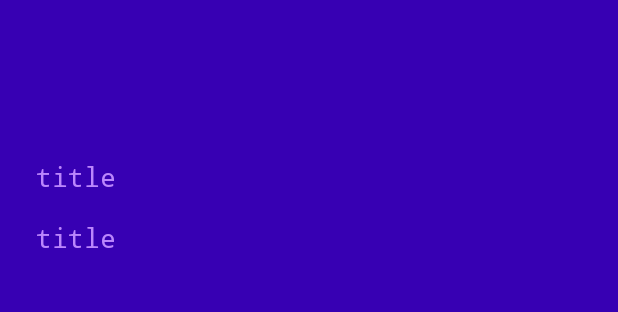
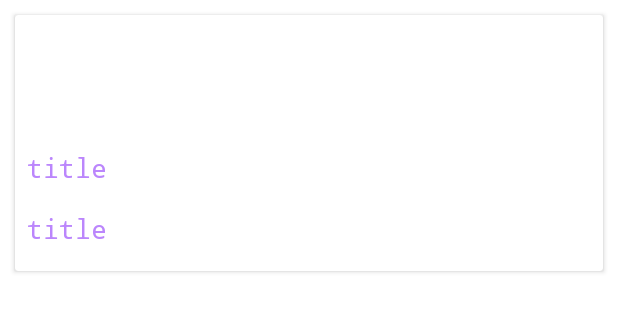
Before and after one commit to Akunov94/HW_3.1Android3, an Android app: the layout activity_post_info.xml on its own in the app's theme, with its tools: preview values and no code run, on a phone screen of 412 x 824 dp. Shown: the top 312 px of the screen. Run offline under Robolectric (Android 15) with nearby library versions, the phone set to English and light mode, and no system bars.

Commit message:
commit 3

```diff
--- a/app/src/main/res/layout/activity_post_info.xml
+++ b/app/src/main/res/layout/activity_post_info.xml
@@ -1,34 +1,47 @@
 <?xml version="1.0" encoding="utf-8"?>
-<LinearLayout xmlns:android="http://schemas.android.com/apk/res/android"
+<androidx.cardview.widget.CardView xmlns:android="http://schemas.android.com/apk/res/android"
     android:layout_width="match_parent"
-    android:layout_height="match_parent"
+    android:layout_height="wrap_content"
     xmlns:app="http://schemas.android.com/apk/res-auto"
-    android:padding="16dp"
-    android:background="@color/purple_700"
+    android:layout_margin="10dp"
+    android:background="@color/teal_200"
     android:orientation="vertical"
     xmlns:tools="http://schemas.android.com/tools">
+    <androidx.constraintlayout.widget.ConstraintLayout
+        android:layout_width="match_parent"
+        android:paddingBottom="8dp"
+        android:layout_height="wrap_content">
         <TextView
             android:id="@+id/tv_title_info"
             android:textColor="@color/purple_200"
             style="@style/posts_itemview"
+            app:layout_constraintEnd_toEndOf="parent"
+            app:layout_constraintStart_toStartOf="parent"
+            app:layout_constraintTop_toTopOf="parent"
             tools:ignore="MissingConstraints" />
         <TextView
             android:id="@+id/tv_content_info"
             style="@style/posts_itemview"
+            app:layout_constraintTop_toBottomOf="@+id/tv_title_info"
             android:textColor="@color/purple_200"
             tools:ignore="MissingConstraints" />
         <TextView
             android:id="@+id/tv_user_info"
+            app:layout_constraintTop_toBottomOf="@+id/tv_content_info"
             android:text="title"
             android:textColor="@color/purple_200"
             style="@style/posts_itemview"
             tools:ignore="MissingConstraints" />
         <TextView
             android:id="@+id/tv_group_info"
+            app:layout_constraintTop_toBottomOf="@+id/tv_user_info"
             android:text="title"
             android:textColor="@color/purple_200"
             style="@style/posts_itemview"
             tools:ignore="MissingConstraints" />
+
+    </androidx.constraintlayout.widget.ConstraintLayout>
+
 <!--    <androidx.recyclerview.widget.RecyclerView-->
 <!--        android:id="@+id/postsInfoRV"-->
 <!--        android:layout_width="match_parent"-->
@@ -41,4 +54,4 @@
 <!--        tools:listitem="@layout/post_info_item_view"-->
 <!--        tools:ignore="InvalidId" />-->
 
-</LinearLayout>
+</androidx.cardview.widget.CardView>
```
Lines whose indentation alone changed are shown as unchanged.
